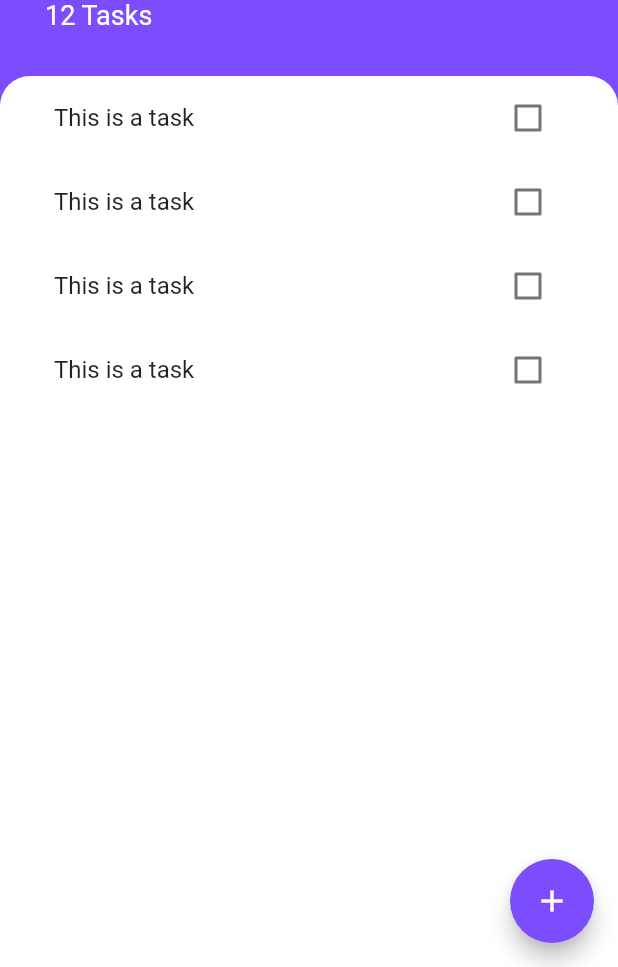
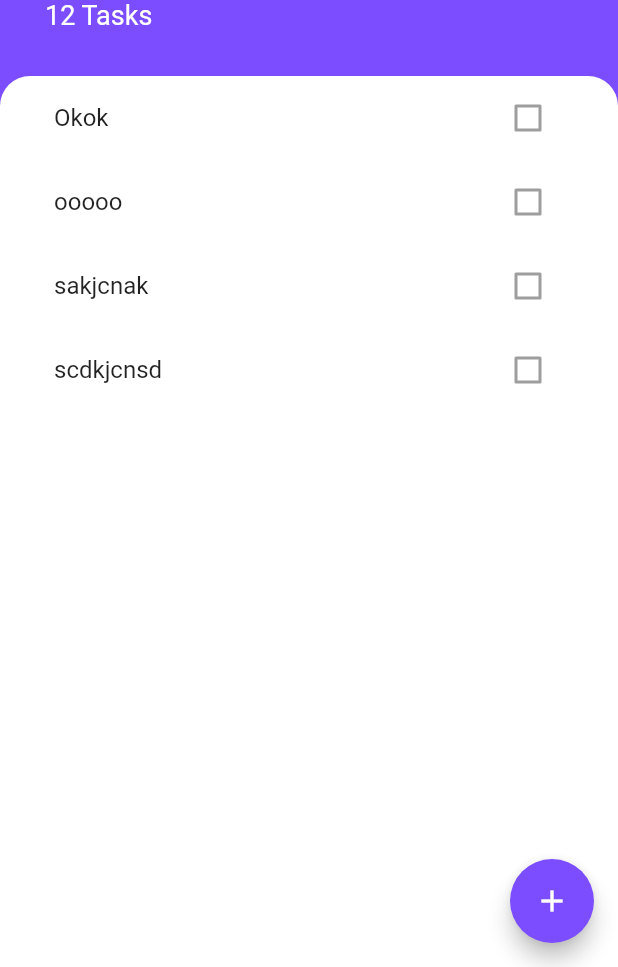
Before and after one commit to VTarunaKumar/ToDo_Application, a Flutter app: the screen it shows after launch, on a phone screen of 412 x 824 dp, the part 269-1236 px from its top. Run offline on Flutter 3.47's test engine with Material 2 defaults, Android fonts, the phone set to English and light mode, and no system bars.

Commit message:
Finished for 21/10/22

```diff
--- a/lib/Widgets/task_list.dart
+++ b/lib/Widgets/task_list.dart
@@ -1,19 +1,27 @@
 import 'package:flutter/material.dart';
 import 'task_tile.dart';
+import 'package:to_do_app/models/task.dart';
 
-class TaskList extends StatelessWidget {
-  const TaskList({
-    Key? key,
-  }) : super(key: key);
+class TaskList extends StatefulWidget {
+  @override
+  State<TaskList> createState() => _TaskListState();
+}
 
+class _TaskListState extends State<TaskList> {
+  List<Task> tasks = [
+    Task(name: "Okok"),
+    Task(name: "ooooo"),
+    Task(name: "sakjcnak"),
+    Task(name: "scdkjcnsd"),
+  ];
   @override
   Widget build(BuildContext context) {
     return ListView(
       children: [
-        TaskTile(),
-        TaskTile(),
-        TaskTile(),
-        TaskTile(),
+        TaskTile(taskTitle: tasks[0].name, isChecked: tasks[0].isDone),
+        TaskTile(taskTitle: tasks[1].name, isChecked: tasks[1].isDone),
+        TaskTile(taskTitle: tasks[2].name, isChecked: tasks[2].isDone),
+        TaskTile(taskTitle: tasks[3].name, isChecked: tasks[3].isDone),
       ],
     );
   }
--- a/lib/Widgets/task_tile.dart
+++ b/lib/Widgets/task_tile.dart
@@ -1,16 +1,23 @@
 import 'package:flutter/material.dart';
+import 'package:to_do_app/models/task.dart';
 
 class TaskTile extends StatelessWidget {
+  final bool isChecked;
+  final String taskTitle;
+  TaskTile({required this.isChecked, required this.taskTitle});
   @override
   Widget build(BuildContext context) {
     return ListTile(
-      title: Text("This is a task"),
-      trailing: Checkbox(
-        value: false,
-        onChanged: (bool? value) {
-          value = false;
-        },
-      ),
-    );
+        title: Text(
+          taskTitle,
+          style: TextStyle(
+            decoration: isChecked ? TextDecoration.lineThrough : null,
+          ),
+        ),
+        trailing: Checkbox(
+          activeColor: Colors.deepPurpleAccent,
+          value: isChecked,
+          onChanged: null,
+        ));
   }
 }
--- /dev/null
+++ b/lib/models/task.dart
@@ -0,0 +1,10 @@
+import 'package:flutter/material.dart';
+
+class Task {
+  late final String name;
+  late bool isDone;
+  Task({required this.name, this.isDone = false});
+  void toggleDone() {
+    isDone = !isDone;
+  }
+}
--- a/lib/screens/tasks_screen.dart
+++ b/lib/screens/tasks_screen.dart
@@ -10,7 +10,15 @@ class TasksScreen extends StatelessWidget {
       floatingActionButton: FloatingActionButton(
         onPressed: () {
           showModalBottomSheet(
-              context: context, builder: (context) => AddTaskScreen());
+              context: context,
+              isScrollControlled: true,
+              builder: (context) => SingleChildScrollView(
+                    child: Container(
+                      padding: EdgeInsets.only(
+                          bottom: MediaQuery.of(context).viewInsets.bottom),
+                      child: AddTaskScreen(),
+                    ),
+                  ));
         },
         backgroundColor: Colors.deepPurpleAccent,
         child: Icon(Icons.add),
```
Also changed, not shown: lib/screens/add_task_screen.dart (+6 -5 lines).
